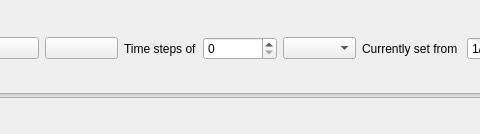
Qt form src/ui/qgstemporalcontrollerdockwidgetbase.ui (qgis/QGIS) before a commit; both pictures show x 282 to 762 and y 0 to 134 of the 1205 by 134 pixel window.
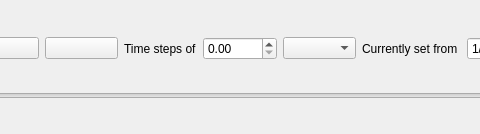
The same form after that commit. Icons and pictures are not drawn. Custom widgets are drawn as their Qt base class.

Diff of the .ui file:
```diff
--- a/src/ui/qgstemporalcontrollerdockwidgetbase.ui
+++ b/src/ui/qgstemporalcontrollerdockwidgetbase.ui
@@ -115,7 +115,7 @@
        </widget>
       </item>
       <item>
-       <widget class="QSpinBox" name="mSpinBox"/>
+       <widget class="QDoubleSpinBox" name="mSpinBox"/>
       </item>
       <item>
        <widget class="QComboBox" name="mTimeStepsComboBox">
```
Left out of the diff: 6 changed lines with no effect on the pictures.
